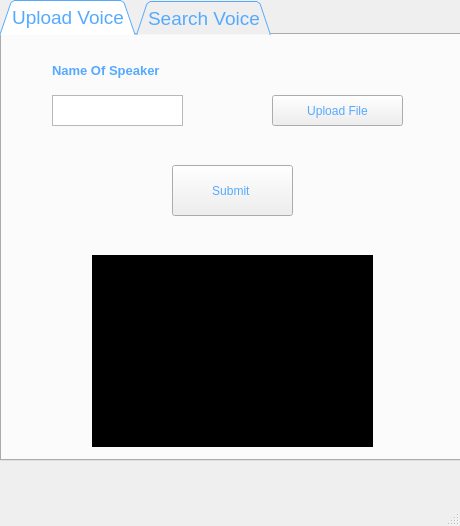
This is ui/mainwindow.ui in Saikat-Kumar/voiceMatch as Qt 5 draws it before an edit. The edited form follows.
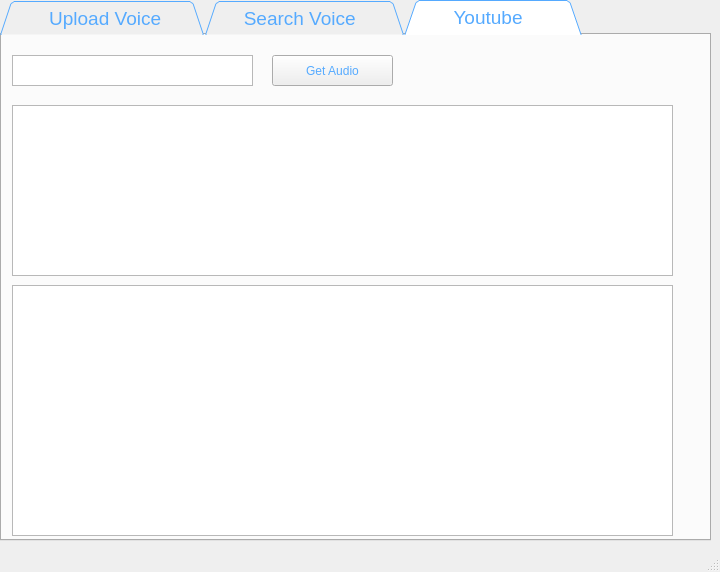
This is the edited form.

What changed in the file:
```diff
--- a/ui/mainwindow.ui
+++ b/ui/mainwindow.ui
@@ -6,8 +6,8 @@
    <rect>
     <x>0</x>
     <y>0</y>
-    <width>460</width>
-    <height>526</height>
+    <width>720</width>
+    <height>572</height>
    </rect>
   </property>
   <property name="windowTitle">
@@ -39,8 +39,8 @@
      <rect>
       <x>0</x>
       <y>0</y>
-      <width>474</width>
-      <height>461</height>
+      <width>711</width>
+      <height>541</height>
      </rect>
     </property>
     <property name="font">
@@ -60,14 +60,14 @@
      <enum>QTabWidget::Triangular</enum>
     </property>
     <property name="currentIndex">
-     <number>0</number>
+     <number>2</number>
     </property>
     <property name="elideMode">
      <enum>Qt::ElideMiddle</enum>
     </property>
     <widget class="QWidget" name="tab">
      <attribute name="title">
-      <string>Upload Voice</string>
+      <string>       Upload Voice      </string>
      </attribute>
      <widget class="QPushButton" name="upload">
       <property name="geometry">
@@ -142,7 +142,7 @@
     </widget>
     <widget class="QWidget" name="tab_2">
      <attribute name="title">
-      <string>Search Voice</string>
+      <string>     Search Voice       </string>
      </attribute>
      <widget class="QPushButton" name="search">
       <property name="geometry">
@@ -190,6 +190,54 @@
       </property>
      </widget>
     </widget>
+    <widget class="QWidget" name="tab_3">
+     <attribute name="title">
+      <string>       Youtube         </string>
+     </attribute>
+     <widget class="QTextEdit" name="url">
+      <property name="geometry">
+       <rect>
+        <x>10</x>
+        <y>20</y>
+        <width>241</width>
+        <height>31</height>
+       </rect>
+      </property>
+     </widget>
+     <widget class="QPushButton" name="getAudio">
+      <property name="geometry">
+       <rect>
+        <x>270</x>
+        <y>20</y>
+        <width>121</width>
+        <height>31</height>
+       </rect>
+      </property>
+      <property name="text">
+       <string>Get Audio</string>
+      </property>
+     </widget>
+     <widget class="QGraphicsView" name="figure1">
+      <property name="geometry">
+       <rect>
+        <x>10</x>
+        <y>70</y>
+        <width>661</width>
+        <height>171</height>
+       </rect>
+      </property>
+     </widget>
+     <widget class="QGraphicsView" name="figure2">
+      <property name="geometry">
+       <rect>
+        <x>10</x>
+        <y>250</y>
+        <width>661</width>
+        <height>251</height>
+       </rect>
+      </property>
+     </widget>
+    </widget>
    </widget>
   </widget>
   <widget class="QMenuBar" name="menubar">
```
Left out of the diff: 2 changed lines with no effect on the pictures.
